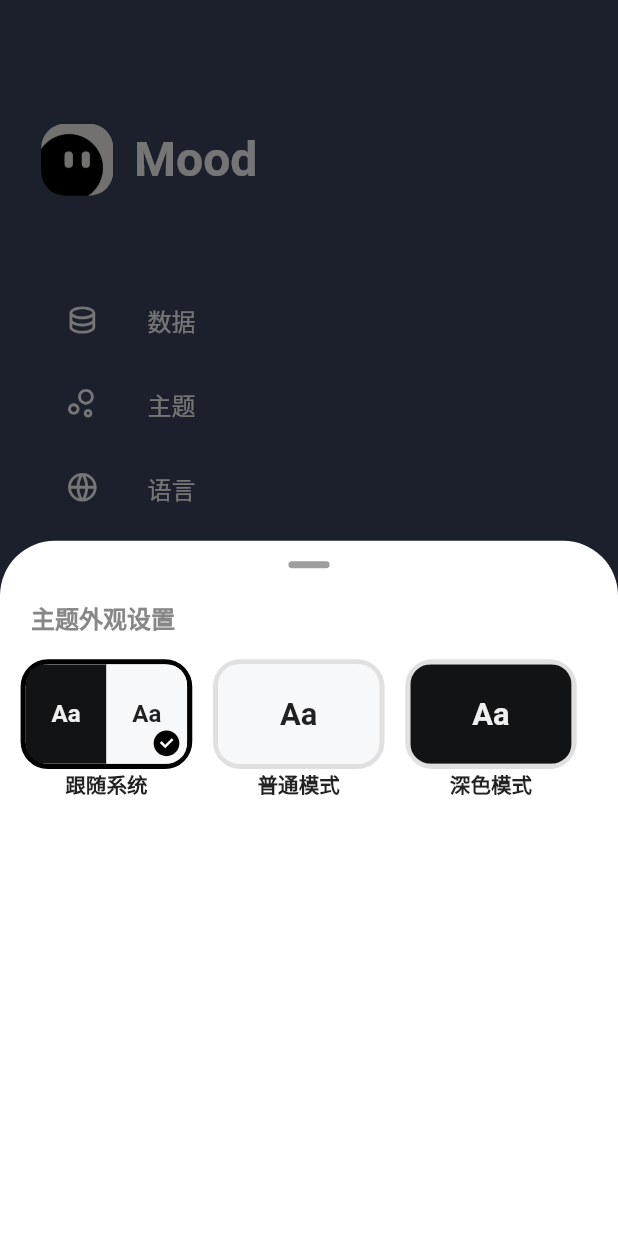
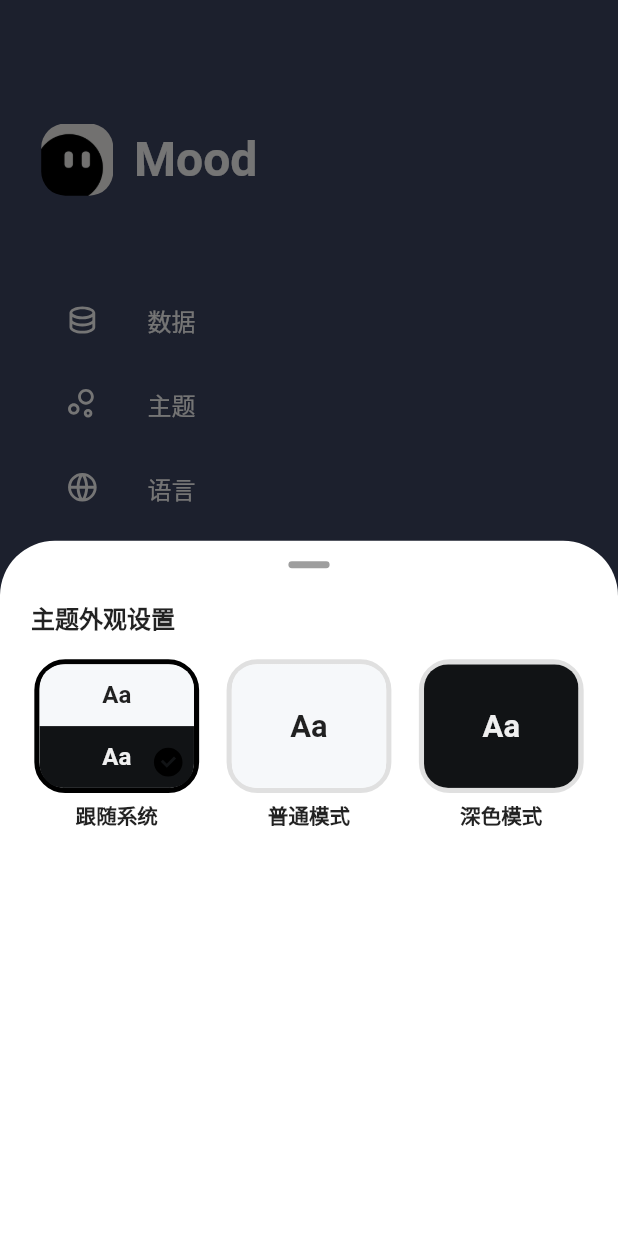
Before and after one commit to AmosHuKe/Mood-Example, a Flutter app: the MenuScreenLeft screen opened directly, after a tap on "主题", on a phone screen of 412 x 824 dp. Run offline on Flutter 3.47's test engine with Material 2 defaults, Android fonts, the phone set to English and light mode, and no system bars; our stand-ins replace card_swiper, fl_chart, fluro, flutter_screenutil, flutter_slidable, flutter_zoom_drawer and 6 more; accounts and stored records are empty.

Commit message:
feat: 主题外观设置（深色模式）

```diff
--- a/lib/views/menu_screen/widgets/setting_theme.dart
+++ b/lib/views/menu_screen/widgets/setting_theme.dart
@@ -6,6 +6,7 @@ import 'package:provider/provider.dart';
 import 'package:remixicon/remixicon.dart';
 
 ///
+import 'package:moodexample/app_theme.dart';
 import 'package:moodexample/db/preferences_db.dart';
 
 ///
@@ -31,8 +32,7 @@ class _SettingThemeState extends State<SettingTheme> {
           padding: EdgeInsets.only(left: 6.w, top: 6.w, bottom: 14.w),
           child: Text(
             "主题外观设置",
-            style: TextStyle(
-              color: Color(0xFF878787),
+            style: Theme.of(context).textTheme.headline1!.copyWith(
                   fontWeight: FontWeight.bold,
                   fontSize: 14.sp,
                 ),
@@ -44,15 +44,34 @@ class _SettingThemeState extends State<SettingTheme> {
           selector: (_, applicationViewModel) => applicationViewModel.themeMode,
           builder: (_, themeMode, child) {
             return Wrap(
+              alignment: WrapAlignment.center,
               direction: Axis.horizontal,
-              runSpacing: 12.w,
-              spacing: 12.w,
+              runSpacing: 16.w,
+              spacing: 16.w,
               children: [
                 DarkThemeCard(
                   title: "跟随系统",
                   selected: themeMode == ThemeMode.system,
-                  child: Row(
+                  child: Column(
                     children: [
+                      Expanded(
+                        child: Container(
+                          alignment: Alignment.center,
+                          decoration: const BoxDecoration(
+                            gradient: LinearGradient(
+                              colors: [Color(0xFFF6F8FA), Color(0xFFF6F8FA)],
+                            ),
+                          ),
+                          child: Text(
+                            "Aa",
+                            style: TextStyle(
+                              color: Colors.black87,
+                              fontWeight: FontWeight.bold,
+                              fontSize: 14.sp,
+                            ),
+                          ),
+                        ),
+                      ),
                       Expanded(
                         child: Container(
                           alignment: Alignment.center,
@@ -65,24 +84,6 @@ class _SettingThemeState extends State<SettingTheme> {
                             "Aa",
                             style: TextStyle(
                               color: const Color(0xFFEFEFEF),
-                              fontWeight: FontWeight.bold,
-                              fontSize: 14.sp,
-                            ),
-                          ),
-                        ),
-                      ),
-                      Expanded(
-                        child: Container(
-                          alignment: Alignment.center,
-                          decoration: const BoxDecoration(
-                            gradient: LinearGradient(
-                              colors: [Color(0xFFF6F8FA), Color(0xFFF6F8FA)],
-                            ),
-                          ),
-                          child: Text(
-                            "Aa",
-                            style: TextStyle(
-                              color: Colors.black87,
                               fontWeight: FontWeight.bold,
                               fontSize: 14.sp,
                             ),
@@ -186,16 +187,25 @@ class DarkThemeCard extends StatelessWidget {
             alignment: AlignmentDirectional.bottomEnd,
             children: [
               Container(
-                width: 100.w,
-                height: 64.w,
+                width: 96.w,
+                height: 78.w,
                 decoration: BoxDecoration(
-                  borderRadius: BorderRadius.circular(16.w),
+                  borderRadius: BorderRadius.circular(18.w),
                   border: _selected
-                      ? Border.all(width: 3.w)
-                      : Border.all(width: 3.w, color: Colors.black12),
+                      ? Border.all(
+                          width: 3.w,
+                          color:
+                              isDarkMode(context) ? Colors.white : Colors.black,
+                        )
+                      : Border.all(
+                          width: 3.w,
+                          color: isDarkMode(context)
+                              ? Colors.white12
+                              : Colors.black12,
+                        ),
                 ),
                 child: ClipRRect(
-                  borderRadius: BorderRadius.circular(12.w),
+                  borderRadius: BorderRadius.circular(14.w),
                   child: child,
                 ),
               ),
@@ -205,23 +215,26 @@ class DarkThemeCard extends StatelessWidget {
                     return const SizedBox();
                   }
                   return Padding(
-                    padding: EdgeInsets.only(right: 6.w, bottom: 6.w),
+                    padding: EdgeInsets.only(right: 8.w, bottom: 8.w),
                     child: Icon(
                       Remix.checkbox_circle_fill,
-                      size: 18.sp,
-                      color: Colors.black,
+                      size: 20.sp,
+                      color: isDarkMode(context) ? Colors.white : Colors.black,
                     ),
                   );
                 },
               ),
             ],
           ),
-          Text(
+          Padding(
+            padding: EdgeInsets.only(top: 4.w),
+            child: Text(
               title ?? "",
               style: Theme.of(context)
                   .textTheme
                   .bodyText1!
                   .copyWith(fontSize: 12.sp, fontWeight: FontWeight.bold),
+            ),
           ),
         ],
       ),
--- a/lib/widgets/show_modal_bottom_detail/show_modal_bottom_detail.dart
+++ b/lib/widgets/show_modal_bottom_detail/show_modal_bottom_detail.dart
@@ -22,9 +22,8 @@ Future<T?> showModalBottomDetail<T>({
   );
   return showModalBottomSheet(
     context: context,
-    barrierColor: isDarkMode(context)
-        ? const Color(0xFF262A2D).withOpacity(0.8)
-        : Colors.black54,
+    barrierColor:
+        isDarkMode(context) ? Colors.grey.withOpacity(0.3) : Colors.black54,
     shape: RoundedRectangleBorder(
       borderRadius: BorderRadius.only(
         topLeft: Radius.circular(32.w),
```
Lines whose indentation alone changed are shown as unchanged.
